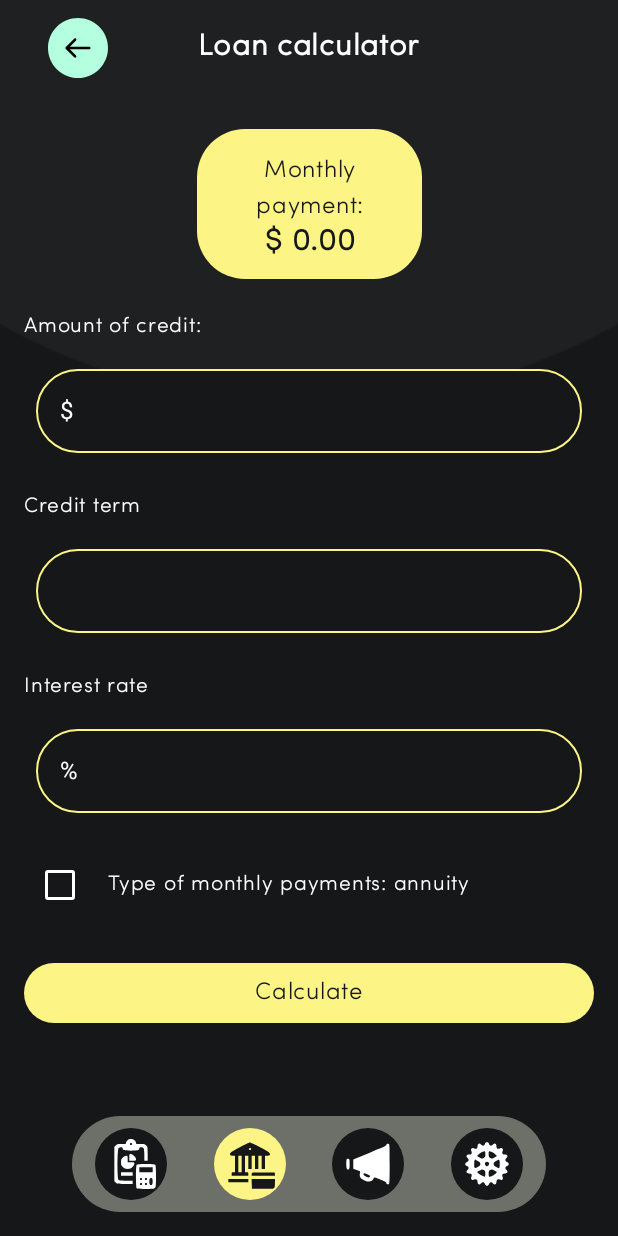
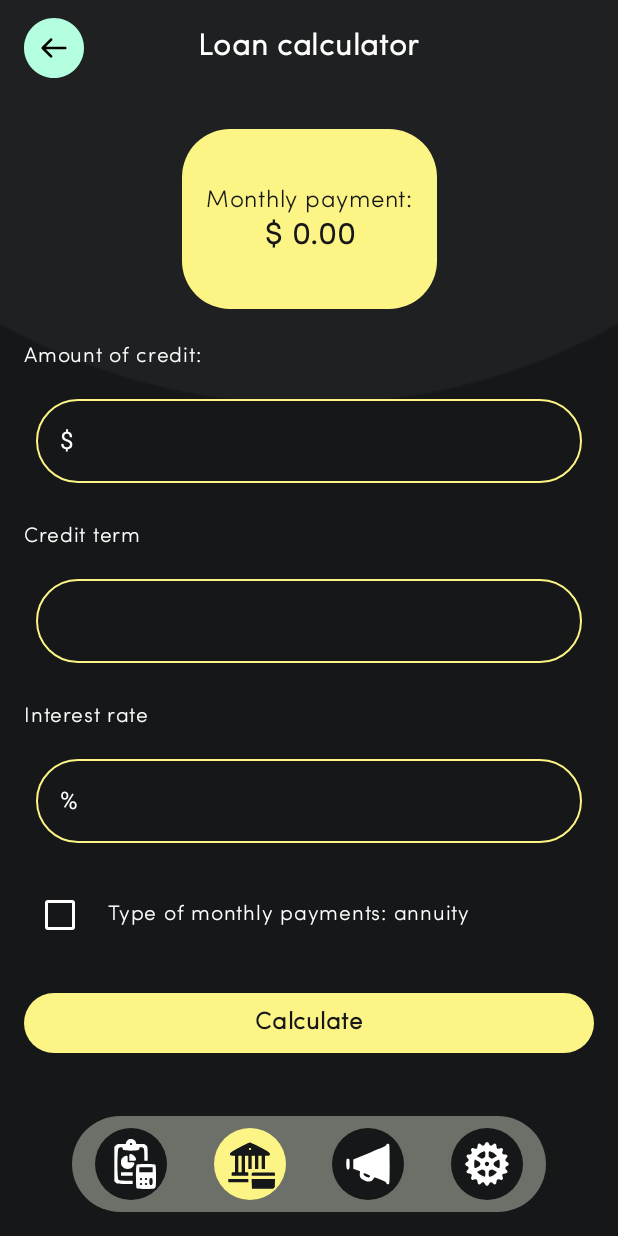
Before and after one commit to tanknatan/MoneyCounting, an Android app built with Jetpack Compose: the CalculatorScreen screen opened through its navigation route, on a phone screen of 412 x 824 dp. Run offline under Robolectric (Android 15) with nearby library versions, the light colour scheme and no system bars; libraries missing offline, so code that uses them is left out: co.yml.charts.

Commit message:
Release v1

```diff
--- a/app/src/main/java/com/my/moneycounting/presentation/LoanCalculatorScreen.kt
+++ b/app/src/main/java/com/my/moneycounting/presentation/LoanCalculatorScreen.kt
@@ -32,6 +32,7 @@ import androidx.compose.runtime.remember
 import androidx.compose.runtime.setValue
 import androidx.compose.ui.Alignment
 import androidx.compose.ui.Modifier
+import androidx.compose.ui.draw.alpha
 import androidx.compose.ui.graphics.Color
 import androidx.compose.ui.res.painterResource
 import androidx.compose.ui.text.TextStyle
@@ -74,13 +75,20 @@ fun CalculatorScreen(
                 .align(Alignment.TopCenter)
                 .offset(y = (-50).dp) // Shift the image upwards by 50dp
         )
+        StatusBar(
+            info = "Loan calculator",
+
+            onBackClick = onBackClick,
+            modifier = Modifier
+                .align(Alignment.TopCenter)
+        )
 
         // Scrollable content placed above the background image
         Column(
             modifier = Modifier
+                .padding(horizontal = 16.dp)
                 .fillMaxSize()
                 .verticalScroll(rememberScrollState())
-                .padding(horizontal = 16.dp)
                 .align(Alignment.TopCenter)
                 .padding(bottom = 48.dp),
             horizontalAlignment = Alignment.CenterHorizontally
@@ -89,16 +97,18 @@ fun CalculatorScreen(
             StatusBar(
                 info = "Loan calculator",
 
-                onBackClick = onBackClick)
-
+                onBackClick = onBackClick,
+                modifier = Modifier
+                    .alpha(0f)
+            )
             Spacer(modifier = Modifier.height(10.dp))
 
             // Monthly payment information
             Box(
                 modifier = Modifier
                     .padding(vertical = 12.dp)
-                    .height(100.dp)
-                    .width(150.dp)
+                    .height(120.dp)
+                    .width(170.dp)
                     .background(Color(0xFFFCF485), shape = RoundedCornerShape(32.dp))
                     .padding(16.dp),
                 contentAlignment = Alignment.Center
@@ -110,6 +120,9 @@ fun CalculatorScreen(
                         fontSize = 16.sp,
                         textAlign = TextAlign.Center
                     )
+                    if (monthlyPayment == "NaN") {
+                        monthlyPayment = "Wrong value"
+                    }
                     Text(
                         text = "$ $monthlyPayment",
                         color = black,
@@ -200,7 +213,8 @@ fun CalculatorScreen(
                 Text(
                     text = "Calculate",
                     color = black,
-                    fontSize = 16.sp
+                    fontSize = 16.sp,
+                    fontWeight = FontWeight.Black
                 )
             }
 
--- a/app/src/main/java/com/my/moneycounting/presentation/NewsScreen.kt
+++ b/app/src/main/java/com/my/moneycounting/presentation/NewsScreen.kt
@@ -76,7 +76,8 @@ fun NewsScreen(
         StatusBar(
             info = "Finance News",
             modifier = Modifier
-                .align(Alignment.TopCenter),
+                .align(Alignment.TopCenter)
+                .background(black),
             onBackClick = onBackClick
         )
 
--- a/app/src/main/java/com/my/moneycounting/presentation/StatusBar.kt
+++ b/app/src/main/java/com/my/moneycounting/presentation/StatusBar.kt
@@ -11,6 +11,7 @@ import androidx.compose.material3.Text
 import androidx.compose.runtime.Composable
 import androidx.compose.ui.Alignment
 import androidx.compose.ui.Modifier
+import androidx.compose.ui.draw.alpha
 import androidx.compose.ui.graphics.Color
 import androidx.compose.ui.res.painterResource
 import androidx.compose.ui.text.font.FontWeight
@@ -22,12 +23,12 @@ import com.my.moneycounting.R
 fun StatusBar(
     info: String,
     modifier: Modifier = Modifier,
+    isFirst: Boolean = false,
     onBackClick: () -> Unit
 ) {
     Box(
         modifier = modifier
             .fillMaxWidth()
-
             .padding(horizontal = 16.dp, vertical = 12.dp)
     ) {
         Row(
@@ -41,6 +42,7 @@ fun StatusBar(
                 modifier = Modifier
                     .size(40.dp)
                     .clickable { onBackClick() }
+                    .alpha(if (isFirst) 0f else 1f)
             )
         }
 
```
Also changed, not shown: app/build.gradle.kts (+8 -1 lines), app/src/main/java/com/my/moneycounting/data/NewsArticle.kt (+9 -5 lines), app/src/main/java/com/my/moneycounting/presentation/AddExpensesScreen.kt (+5 -2 lines), app/src/main/java/com/my/moneycounting/presentation/MainScreen.kt (+4 -5 lines), app/src/main/java/com/my/moneycounting/presentation/navigation/NavigationScreen.kt (+52 -9 lines), 1 other file.
